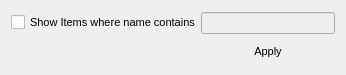
This is namefilter.ui in pjrinaldi/wombatforensics as Qt 5 draws it before an edit. The edited form follows.
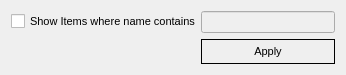
This is the edited form.

The edit to the form file:
```diff
--- a/namefilter.ui
+++ b/namefilter.ui
@@ -47,6 +47,9 @@
    </item>
    <item row="1" column="1">
     <widget class="QPushButton" name="pushButton">
+     <property name="styleSheet">
+      <string notr="true">border: 1px solid black; padding: 5px 10px 5px 10px;</string>
+     </property>
      <property name="text">
       <string>Apply</string>
      </property>
```
